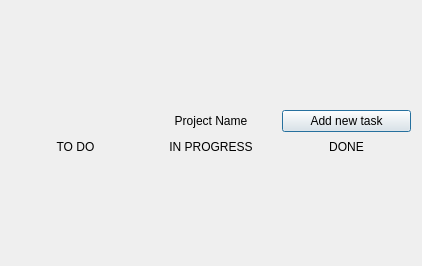
Qt form client/include/projectwindow.ui (cowboymalboro1884/MessLess) before a commit.
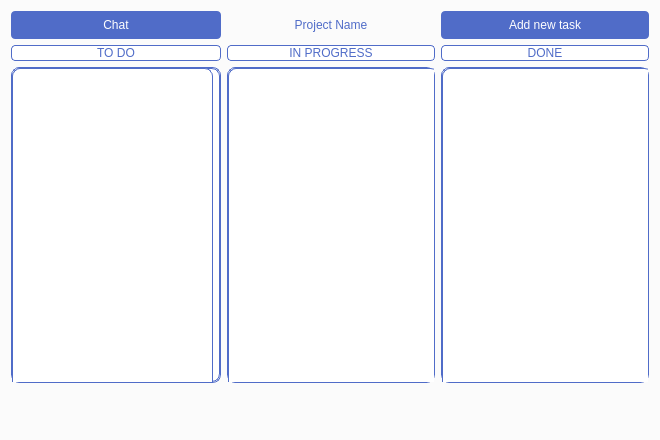
The same form after that commit. Icons and pictures are not drawn.

The edit to the form file:
```diff
--- a/client/include/projectwindow.ui
+++ b/client/include/projectwindow.ui
@@ -6,23 +6,37 @@
    <rect>
     <x>0</x>
     <y>0</y>
-    <width>422</width>
-    <height>266</height>
+    <width>660</width>
+    <height>440</height>
    </rect>
   </property>
+  <property name="sizePolicy">
+   <sizepolicy hsizetype="Fixed" vsizetype="Fixed">
+    <horstretch>0</horstretch>
+    <verstretch>0</verstretch>
+   </sizepolicy>
+  </property>
+  <property name="minimumSize">
+   <size>
+    <width>660</width>
+    <height>440</height>
+   </size>
+  </property>
+  <property name="maximumSize">
+   <size>
+    <width>660</width>
+    <height>440</height>
+   </size>
+  </property>
   <property name="windowTitle">
    <string>Dialog</string>
   </property>
+  <property name="styleSheet">
+   <string notr="true">background-color: rgb(251, 251, 251)</string>
+  </property>
   <layout class="QVBoxLayout" name="verticalLayout_2">
    <item>
     <layout class="QGridLayout" name="gridLayout">
-     <item row="0" column="2">
-      <widget class="QPushButton" name="add_new_task">
-       <property name="text">
-        <string>Add new task</string>
-       </property>
-      </widget>
-     </item>
      <item row="0" column="1">
       <widget class="QLabel" name="project_name">
        <property name="maximumSize">
@@ -31,6 +45,10 @@
          <height>20</height>
         </size>
        </property>
+       <property name="styleSheet">
+        <string notr="true">color: rgb(80, 108, 200);
+font: 87 8pt &quot;Arial Black&quot;;</string>
+       </property>
        <property name="text">
         <string>Project Name</string>
        </property>
@@ -39,41 +57,207 @@
        </property>
       </widget>
      </item>
+     <item row="1" column="1">
+      <widget class="QLabel" name="INPROGRESS">
+       <property name="maximumSize">
+        <size>
+         <width>16777215</width>
+         <height>20</height>
+        </size>
+       </property>
+       <property name="styleSheet">
+        <string notr="true">color: rgb(80, 108, 200);
+background-color: white;
+border-radius: 4px;
+border: 0.5px solid  rgb(80, 108, 200);
+font: 87 8pt &quot;Arial Black&quot;;</string>
+       </property>
+       <property name="text">
+        <string>IN PROGRESS</string>
+       </property>
+       <property name="alignment">
+        <set>Qt::AlignCenter</set>
+       </property>
+      </widget>
+     </item>
+     <item row="0" column="0">
+      <widget class="QPushButton" name="project_chat">
+       <property name="styleSheet">
+        <string notr="true">QPushButton {
+background-color: rgb(80, 108, 200);
+	color: white;
+border: 1px black;
+     border-radius: 4px;
+	height:28px;
+	font: 63 8pt &quot;Yu Gothic UI Semibold&quot;;
+}
+
+
+QPushButton:hover{
+border: 1px solid rgb(255, 255, 255);
+}</string>
+       </property>
+       <property name="text">
+        <string>Chat</string>
+       </property>
+      </widget>
+     </item>
      <item row="3" column="1">
-      <layout class="QVBoxLayout" name="task_in_progress"/>
+      <layout class="QVBoxLayout" name="task_in_progress">
+       <item>
+        <widget class="QScrollArea" name="task_in_progress_scroll_area">
+         <property name="sizePolicy">
+          <sizepolicy hsizetype="Fixed" vsizetype="Expanding">
+           <horstretch>208</horstretch>
+           <verstretch>0</verstretch>
+          </sizepolicy>
+         </property>
+         <property name="minimumSize">
+          <size>
+           <width>208</width>
+           <height>0</height>
+          </size>
+         </property>
+         <property name="maximumSize">
+          <size>
+           <width>16777215</width>
+           <height>10000</height>
+          </size>
+         </property>
+         <property name="styleSheet">
+          <string notr="true">background-color: white;
+border-radius: 8px;
+border: 0.5px solid rgb(80, 108, 200);</string>
+         </property>
+         <property name="widgetResizable">
+          <bool>true</bool>
+         </property>
+         <widget class="QWidget" name="scrollAreaWidgetContents_4">
+          <property name="geometry">
+           <rect>
+            <x>0</x>
+            <y>0</y>
+            <width>206</width>
+            <height>303</height>
+           </rect>
+          </property>
+          <widget class="QWidget" name="verticalLayoutWidget_2">
+           <property name="geometry">
+            <rect>
+             <x>0</x>
+             <y>0</y>
+             <width>211</width>
+             <height>351</height>
+            </rect>
+           </property>
+           <layout class="QVBoxLayout" name="task_in_progress_layout"/>
+          </widget>
+         </widget>
+        </widget>
+       </item>
+      </layout>
+     </item>
+     <item row="0" column="2">
+      <widget class="QPushButton" name="add_new_task">
+       <property name="styleSheet">
+        <string notr="true">QPushButton {
+background-color: rgb(80, 108, 200);
+	color: white;
+border: 1px black;
+     border-radius: 4px;
+	height:28px;
+	font: 63 8pt &quot;Yu Gothic UI Semibold&quot;;
+}
+
+
+QPushButton:hover{
+border: 1px solid rgb(255, 255, 255);
+}</string>
+       </property>
+       <property name="text">
+        <string>Add new task</string>
+       </property>
+      </widget>
+     </item>
+     <item row="1" column="2">
+      <widget class="QLabel" name="DONE">
+       <property name="styleSheet">
+        <string notr="true">color: rgb(80, 108, 200);
+background-color: white;
+border-radius: 4px;
+border: 0.5px solid  rgb(80, 108, 200);
+font: 87 8pt &quot;Arial Black&quot;;</string>
+       </property>
+       <property name="text">
+        <string>DONE</string>
+       </property>
+       <property name="alignment">
+        <set>Qt::AlignCenter</set>
+       </property>
+      </widget>
      </item>
      <item row="3" column="2">
       <layout class="QVBoxLayout" name="task_done">
        <property name="spacing">
         <number>7</number>
        </property>
+       <item>
+        <widget class="QScrollArea" name="task_done_scroll_area">
+         <property name="sizePolicy">
+          <sizepolicy hsizetype="Fixed" vsizetype="Expanding">
+           <horstretch>0</horstretch>
+           <verstretch>0</verstretch>
+          </sizepolicy>
+         </property>
+         <property name="minimumSize">
+          <size>
+           <width>208</width>
+           <height>0</height>
+          </size>
+         </property>
+         <property name="styleSheet">
+          <string notr="true">background-color: white;
+border-radius: 8px;
+border: 0.5px solid rgb(80, 108, 200);</string>
+         </property>
+         <property name="widgetResizable">
+          <bool>true</bool>
+         </property>
+         <widget class="QWidget" name="scrollAreaWidgetContents_3">
+          <property name="geometry">
+           <rect>
+            <x>0</x>
+            <y>0</y>
+            <width>206</width>
+            <height>303</height>
+           </rect>
+          </property>
+          <widget class="QWidget" name="verticalLayoutWidget_3">
+           <property name="geometry">
+            <rect>
+             <x>0</x>
+             <y>0</y>
+             <width>211</width>
+             <height>351</height>
+            </rect>
+           </property>
+           <layout class="QVBoxLayout" name="task_done_layout"/>
+          </widget>
+         </widget>
+        </widget>
+       </item>
       </layout>
      </item>
-     <item row="3" column="0">
-      <layout class="QVBoxLayout" name="task_to_do">
-       <property name="spacing">
-        <number>1</number>
-       </property>
-      </layout>
-     </item>
-     <item row="1" column="1">
-      <widget class="QLabel" name="INPROGRESS">
-       <property name="maximumSize">
-        <size>
-         <width>16777215</width>
-         <height>20</height>
-        </size>
-       </property>
-       <property name="text">
-        <string>IN PROGRESS</string>
-       </property>
-       <property name="alignment">
-        <set>Qt::AlignCenter</set>
-       </property>
-      </widget>
-     </item>
      <item row="1" column="0">
       <widget class="QLabel" name="TODO">
+       <property name="styleSheet">
+        <string notr="true">color: rgb(80, 108, 200);
+background-color: white;
+border-radius: 4px;
+border: 0.5px solid  rgb(80, 108, 200);
+font: 87 8pt &quot;Arial Black&quot;;
+</string>
+       </property>
        <property name="text">
         <string>TO DO</string>
        </property>
@@ -82,13 +266,79 @@
        </property>
       </widget>
      </item>
-     <item row="1" column="2">
-      <widget class="QLabel" name="DONE">
+     <item row="3" column="0">
+      <layout class="QVBoxLayout" name="task_to_do">
+       <property name="spacing">
+        <number>1</number>
+       </property>
+       <item>
+        <widget class="QScrollArea" name="task_to_do_scrollArea">
+         <property name="sizePolicy">
+          <sizepolicy hsizetype="Fixed" vsizetype="Expanding">
+           <horstretch>126</horstretch>
+           <verstretch>0</verstretch>
+          </sizepolicy>
+         </property>
+         <property name="maximumSize">
+          <size>
+           <width>10000</width>
+           <height>16777215</height>
+          </size>
+         </property>
+         <property name="styleSheet">
+          <string notr="true">background-color: white;
+border-radius: 8px;
+border: 0.5px solid rgb(80, 108, 200);</string>
+         </property>
+         <property name="widgetResizable">
+          <bool>true</bool>
+         </property>
+         <widget class="QWidget" name="scrollAreaWidgetContents_2">
+          <property name="geometry">
+           <rect>
+            <x>0</x>
+            <y>0</y>
+            <width>198</width>
+            <height>303</height>
+           </rect>
+          </property>
+          <widget class="QWidget" name="verticalLayoutWidget">
+           <property name="geometry">
+            <rect>
+             <x>0</x>
+             <y>0</y>
+             <width>201</width>
+             <height>351</height>
+            </rect>
+           </property>
+           <layout class="QVBoxLayout" name="task_to_do_layout"/>
+          </widget>
+         </widget>
+        </widget>
+       </item>
+      </layout>
+     </item>
+     <item row="4" column="1">
+      <widget class="QPushButton" name="settings">
+       <property name="maximumSize">
+        <size>
+         <width>16777215</width>
+         <height>40</height>
+        </size>
+       </property>
+       <property name="styleSheet">
+        <string notr="true">
+background-color: transparent;
+width:40px;
+height:60px;
+image: url(:img/settings.png);
+background: none;
+border: none;
+background-repeat: none;
+</string>
+       </property>
        <property name="text">
-        <string>DONE</string>
-       </property>
-       <property name="alignment">
-        <set>Qt::AlignCenter</set>
+        <string/>
        </property>
       </widget>
      </item>
```
